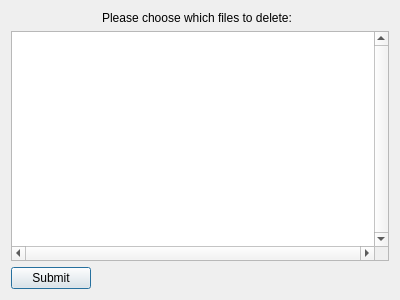
Above: closingWindow.ui from TrinhLab/CASPERapp before the change. Below: the same form after it.
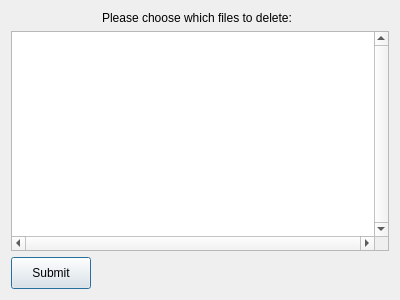
That is the form after the change.

Patch:
```diff
--- a/closingWindow.ui
+++ b/closingWindow.ui
@@ -69,6 +69,12 @@
      </item>
      <item row="0" column="0">
       <widget class="QPushButton" name="submit_button">
+       <property name="minimumSize">
+        <size>
+         <width>0</width>
+         <height>32</height>
+        </size>
+       </property>
        <property name="toolTip">
         <string>&lt;html&gt;&lt;head/&gt;&lt;body&gt;&lt;p&gt;Once pressed, this button will delete any and all selected/highlighted files in the table.&lt;/p&gt;&lt;p&gt;If no files are selected/highlighted, no files will be deleted.&lt;/p&gt;&lt;p&gt;&lt;br/&gt;&lt;/p&gt;&lt;p&gt;After this process is done, the program will close.&lt;/p&gt;&lt;/body&gt;&lt;/html&gt;</string>
        </property>
```
Left out of the diff: 2 changed lines with no effect on the pictures.
